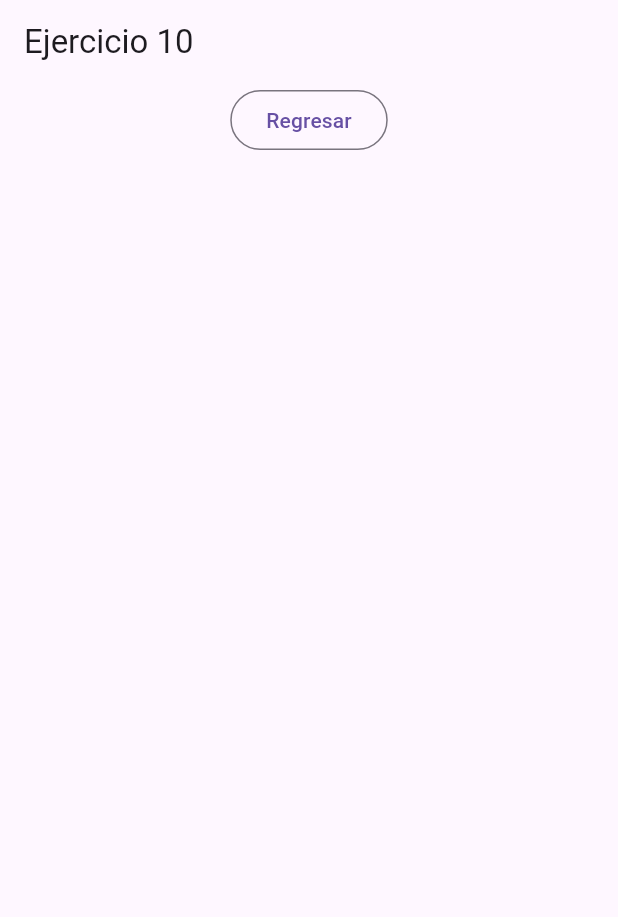
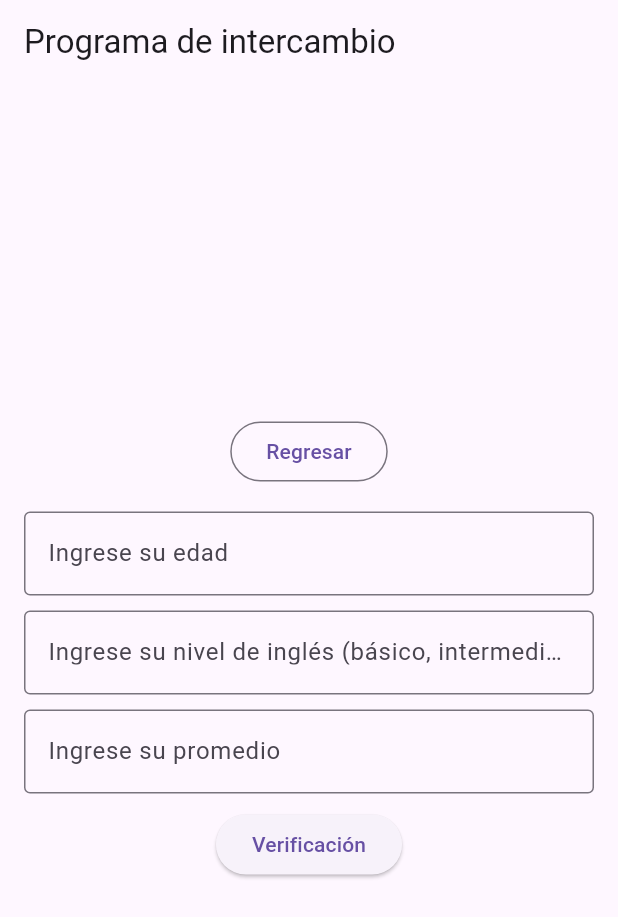
Before and after one commit to DetkenChristopher/Moviles3NavegacionDart, a Flutter app: the screen it shows after launch, after a tap on "Pregunta 10", on a phone screen of 412 x 824 dp. Shown: the top 917 px of the screen. Run offline on Flutter 3.47's test engine with Material 3 defaults, Android fonts, the phone set to English and light mode, and no system bars.

Commit message:
Ejercicio10

```diff
--- a/lib/main.dart
+++ b/lib/main.dart
@@ -69,7 +69,10 @@ Widget btnEjercicio2(context){
 
 Widget btnEjercicio3(context){
   return(
-    FilledButton(onPressed: ()=>Navigator.push(context, MaterialPageRoute(builder: (context)=> Ejercicio12())), child: Text("Pregunta 12"))
+    FilledButton(onPressed:
+    ()=>Navigator.push(context,
+    MaterialPageRoute(builder: (context)=> Ejercicio12())),
+    child: Text("Pregunta 12"))
   );
 
 }
--- a/lib/screens/ejercicio10.dart
+++ b/lib/screens/ejercicio10.dart
@@ -1,5 +1,4 @@
 import 'package:flutter/material.dart';
-
 
 class Ejercicio10 extends StatelessWidget {
   const Ejercicio10({super.key});
@@ -9,7 +8,6 @@ class Ejercicio10 extends StatelessWidget {
     return const MaterialApp(
       debugShowCheckedModeBanner: false,
       home: Cuerpo(),
-
     );
   }
 }
@@ -20,21 +18,102 @@ class Cuerpo extends StatelessWidget {
   @override
   Widget build(BuildContext context) {
     return Scaffold(
-       appBar: AppBar(title: Text("Ejercicio 10"),),
-      body: Center(child: Column(
-        children: [
-          OutlinedButton(onPressed: ()=>Navigator.pop(context), child: Text("Regresar"))
-        ],
-      ))
-
+      appBar: AppBar(title: Text("Programa de intercambio")),
+      body: Center(
+        child: Column(
+          mainAxisAlignment: MainAxisAlignment.center,
+          children: [
+            OutlinedButton(
+              onPressed: () => Navigator.pop(context),
+              child: Text("Regresar"),
+            ),
+            Verificacion(context),
+          ],
+        ),
+      ),
     );
   }
 }
-//Se solicita un programa que evalúe si un estudiante puede participar en un
-//programa de intercambio estudiantil. El programa pedirá al usuario su edad,
-//nivel de inglés (básico, intermedio o avanzado) y promedio de calificaciones.
-//Si el estudiante tiene entre 16 y 25 años, un nivel de inglés intermedio o avanzado,
-//y un promedio de calificaciones mayor o igual a 8,
-//el programa imprimirá "El estudiante es apto para participar en el programa de intercambio".
-//En caso contrario, imprimirá "Lo siento, el estudiante no cumple con los requisitos para
-//el programa de intercambio".
+
+Widget Verificacion(BuildContext context) {
+  final TextEditingController _edad = TextEditingController();
+  final TextEditingController _nivelIngles = TextEditingController();
+  final TextEditingController _promedio = TextEditingController();
+
+  return Padding(
+    padding: const EdgeInsets.all(16.0),
+    child: Column(
+      children: [
+        TextField(
+          controller: _edad,
+          keyboardType: TextInputType.number,
+          decoration: InputDecoration(
+            border: OutlineInputBorder(),
+            labelText: "Ingrese su edad",
+          ),
+        ),
+        SizedBox(height: 10),
+        TextField(
+          controller: _nivelIngles,
+          decoration: InputDecoration(
+            border: OutlineInputBorder(),
+            labelText:
+                "Ingrese su nivel de inglés (básico, intermedio o avanzado)",
+          ),
+        ),
+        SizedBox(height: 10),
+        TextField(
+          controller: _promedio,
+          keyboardType: TextInputType.number,
+          decoration: InputDecoration(
+            border: OutlineInputBorder(),
+            labelText: "Ingrese su promedio",
+          ),
+        ),
+        SizedBox(height: 10),
+        ElevatedButton(
+          onPressed: () {
+            String resultado = intercambioVerificacion(
+              _edad.text,
+              _nivelIngles.text,
+              _promedio.text,
+            );
+            mensajeConfirmacion(context, resultado);
+          },
+          child: Text("Verificación"),
+        ),
+      ],
+    ),
+  );
+}
+
+String intercambioVerificacion(String edadStr, String nivelIngles, String promedioStr) {
+  int edad = int.tryParse(edadStr) ?? 0;
+  double promedio = double.tryParse(promedioStr) ?? 0.0;
+  nivelIngles = nivelIngles.toLowerCase().trim();
+
+  if (edad >= 16 &&
+      edad <= 25 &&
+      (nivelIngles == "intermedio" || nivelIngles == "avanzado") &&
+      promedio >= 8.0) {
+    return "El estudiante es apto para participar en el programa de intercambio.";
+  } else {
+    return "Lo siento, el estudiante no cumple con los requisitos para el programa de intercambio.";
+  }
+}
+
+void mensajeConfirmacion(BuildContext context, String mensaje) {
+  showDialog(
+    context: context,
+    builder: (context) => AlertDialog(
+      title: Text("Resultado"),
+      content: Text(mensaje),
+      actions: [
+        FilledButton(
+          onPressed: () => Navigator.pop(context),
+          child: Text("Salir"),
+        ),
+      ],
+    ),
+  );
+}
--- a/lib/screens/ejercicio11.dart
+++ b/lib/screens/ejercicio11.dart
@@ -25,6 +25,7 @@ class Cuerpo extends StatelessWidget {
         children: [
           OutlinedButton(onPressed: ()=>Navigator.pop(context), child: Text("Regresar"))
         ],
+
       ))
 
     );
```
